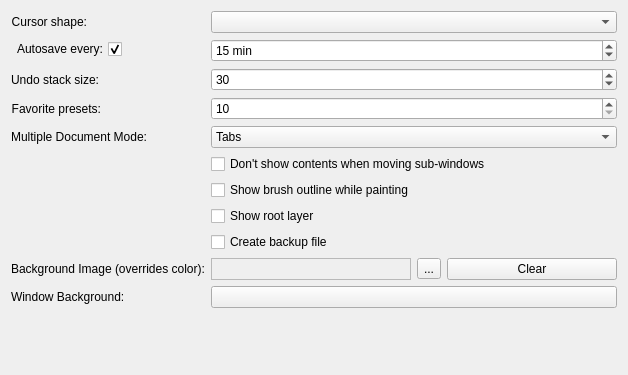
The window that krita/ui/forms/wdggeneralsettings.ui (KDE/krita) describes before a commit, drawn with Qt 5.
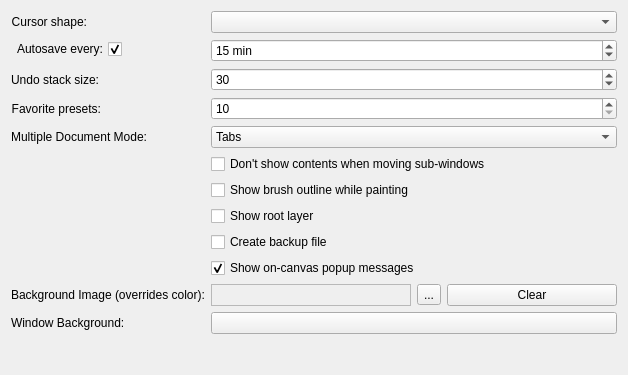
The same window after the commit. Custom widgets are drawn as their Qt base class.

Commit message: Make it possible to disable the on-canvas notifications

Patch:
```diff
--- a/krita/ui/forms/wdggeneralsettings.ui
+++ b/krita/ui/forms/wdggeneralsettings.ui
@@ -183,14 +183,14 @@
        </property>
       </widget>
      </item>
-     <item row="9" column="0">
+     <item row="10" column="0">
       <widget class="QLabel" name="label_5">
        <property name="text">
         <string>Background Image (overrides color):</string>
        </property>
       </widget>
      </item>
-     <item row="9" column="1">
+     <item row="10" column="1">
       <layout class="QHBoxLayout" name="horizontalLayout" stretch="0,0,0">
        <item>
         <widget class="QLabel" name="m_backgroundimage">
@@ -233,14 +233,14 @@
        </item>
       </layout>
      </item>
-     <item row="11" column="0">
+     <item row="12" column="0">
       <widget class="QLabel" name="label_4">
        <property name="text">
         <string>Window Background:</string>
        </property>
       </widget>
      </item>
-     <item row="11" column="1">
+     <item row="12" column="1">
       <widget class="KColorButton" name="m_mdiColor">
        <property name="text">
         <string/>
@@ -261,6 +261,16 @@
        </property>
       </widget>
      </item>
+     <item row="9" column="1">
+      <widget class="QCheckBox" name="m_chkCanvasMessages">
+       <property name="text">
+        <string>Show on-canvas popup messages</string>
+       </property>
+       <property name="checked">
+        <bool>true</bool>
+       </property>
+      </widget>
+     </item>
     </layout>
    </item>
    <item>
```
The commit also changes 6 other files.
